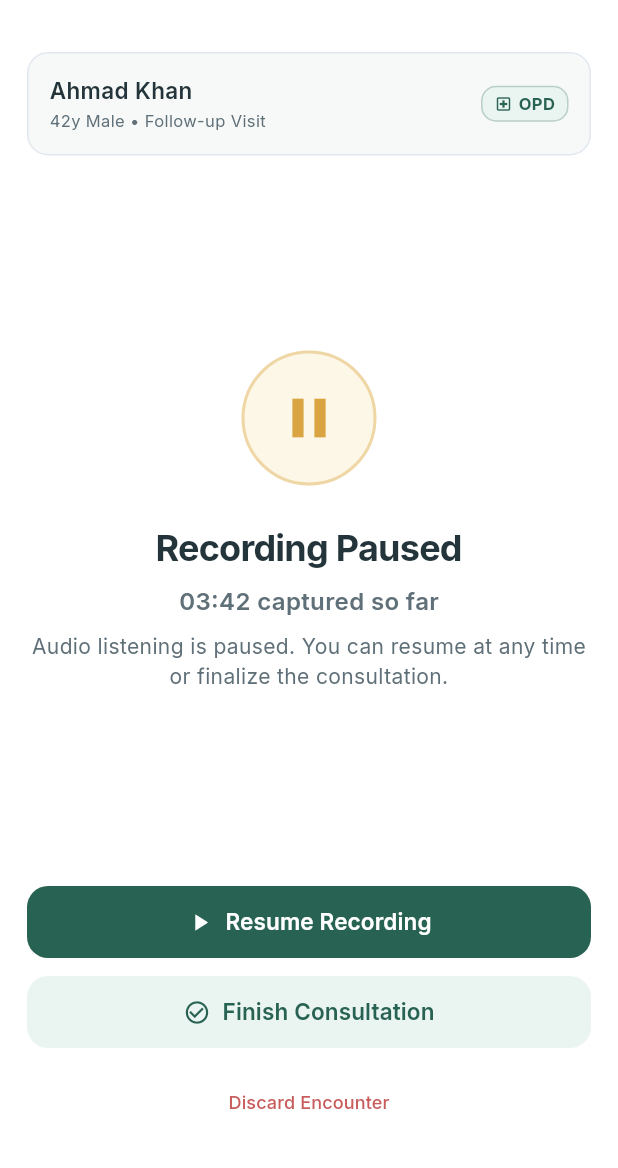
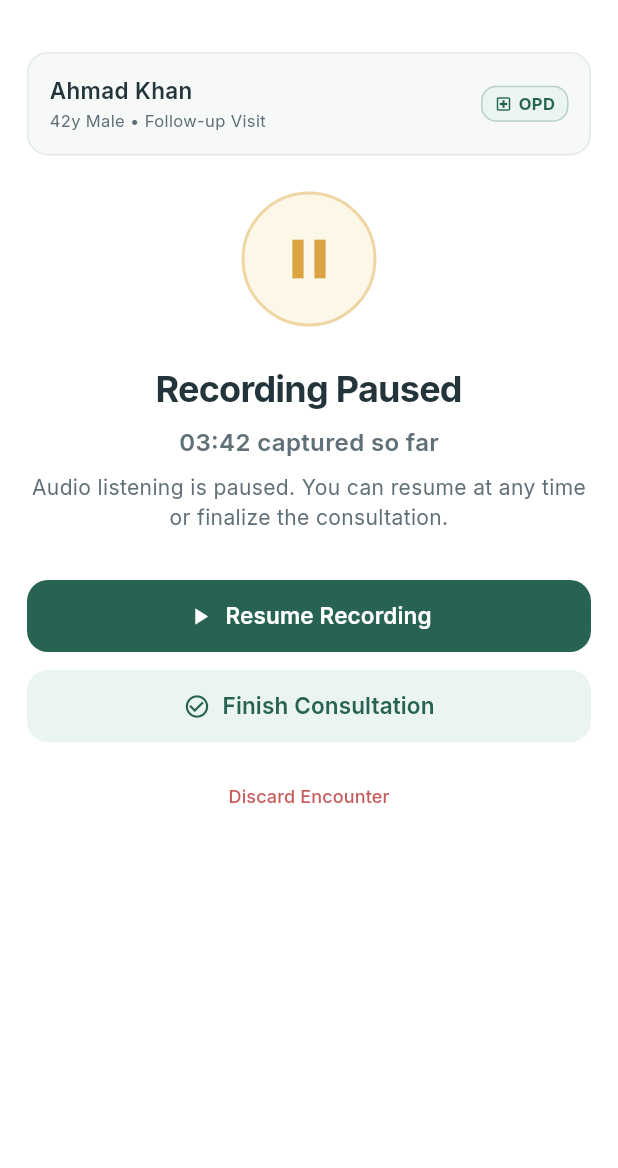
Before and after one commit to mnoumanrasheed/nourdoc-2.0-ui, a Flutter app: the RecordingPausedScreen screen opened by its route, on a phone screen of 412 x 824 dp, the part 56-1224 px from its top. Run offline on Flutter 3.47's test engine with Material 3 defaults, Android fonts, the phone set to English and light mode, and no system bars; our stand-ins replace google_fonts.

Commit message:
some update

```diff
--- a/lib/features/billing/payment_method_screen.dart
+++ b/lib/features/billing/payment_method_screen.dart
@@ -43,7 +43,7 @@ class _PaymentMethodScreenState extends State<PaymentMethodScreen> {
         title: Text('Select Payment Method', style: AppTypography.cardTitle),
       ),
       body: SafeArea(
-        child: Padding(
+        child: SingleChildScrollView(
           padding: const EdgeInsets.symmetric(
             horizontal: AppSpacing.screenHorizontal,
             vertical: 16,
@@ -94,7 +94,7 @@ class _PaymentMethodScreenState extends State<PaymentMethodScreen> {
                 color: AppColors.indigo,
               ),
 
-              const Spacer(),
+              const SizedBox(height: 28),
 
               AppButton(
                 label: 'Continue to Payment',
--- a/lib/features/recording/recording_paused_screen.dart
+++ b/lib/features/recording/recording_paused_screen.dart
@@ -23,7 +23,7 @@ class RecordingPausedScreen extends StatelessWidget {
         automaticallyImplyLeading: false,
       ),
       body: SafeArea(
-        child: Padding(
+        child: SingleChildScrollView(
           padding: const EdgeInsets.symmetric(
             horizontal: AppSpacing.screenHorizontal,
             vertical: 16,
@@ -41,19 +41,30 @@ class RecordingPausedScreen extends StatelessWidget {
                 child: Row(
                   mainAxisAlignment: MainAxisAlignment.spaceBetween,
                   children: [
-                    Column(
-                      crossAxisAlignment: CrossAxisAlignment.start,
-                      children: [
-                        Text(patient.name, style: AppTypography.cardTitle.copyWith(fontSize: 15)),
-                        const SizedBox(height: 2),
-                        Text('${patient.age}y ${patient.gender} • Follow-up Visit', style: AppTypography.caption),
-                      ],
+                    Expanded(
+                      child: Column(
+                        crossAxisAlignment: CrossAxisAlignment.start,
+                        children: [
+                          Text(
+                            patient.name,
+                            style: AppTypography.cardTitle.copyWith(fontSize: 15),
+                            overflow: TextOverflow.ellipsis,
+                          ),
+                          const SizedBox(height: 2),
+                          Text(
+                            '${patient.age}y ${patient.gender} • Follow-up Visit',
+                            style: AppTypography.caption,
+                            overflow: TextOverflow.ellipsis,
+                          ),
+                        ],
+                      ),
                     ),
+                    const SizedBox(width: 8),
                     CareSettingBadge(setting: CareSetting.opd, compact: true),
                   ],
                 ),
               ),
-              const Spacer(),
+              const SizedBox(height: 24),
 
               Container(
                 width: 90,
@@ -86,7 +97,7 @@ class RecordingPausedScreen extends StatelessWidget {
                 style: AppTypography.body.copyWith(color: AppColors.slate),
               ),
 
-              const Spacer(),
+              const SizedBox(height: 32),
 
               AppButton(
                 label: 'Resume Recording',
```
Also changed, not shown: lib/features/consultations/consultation_detail_screen.dart (+26 -8 lines), lib/features/recording/recording_in_progress_screen.dart (+18 -7 lines), lib/features/recording/recording_ready_screen.dart (+23 -12 lines), lib/features/reports/patient_report_coding_screen.dart (+14 -2 lines), lib/features/reports/patient_report_soap_screen.dart (+9 -3 lines), lib/shared/widgets/coding_card.dart (+15 -3 lines), 1 other file.
